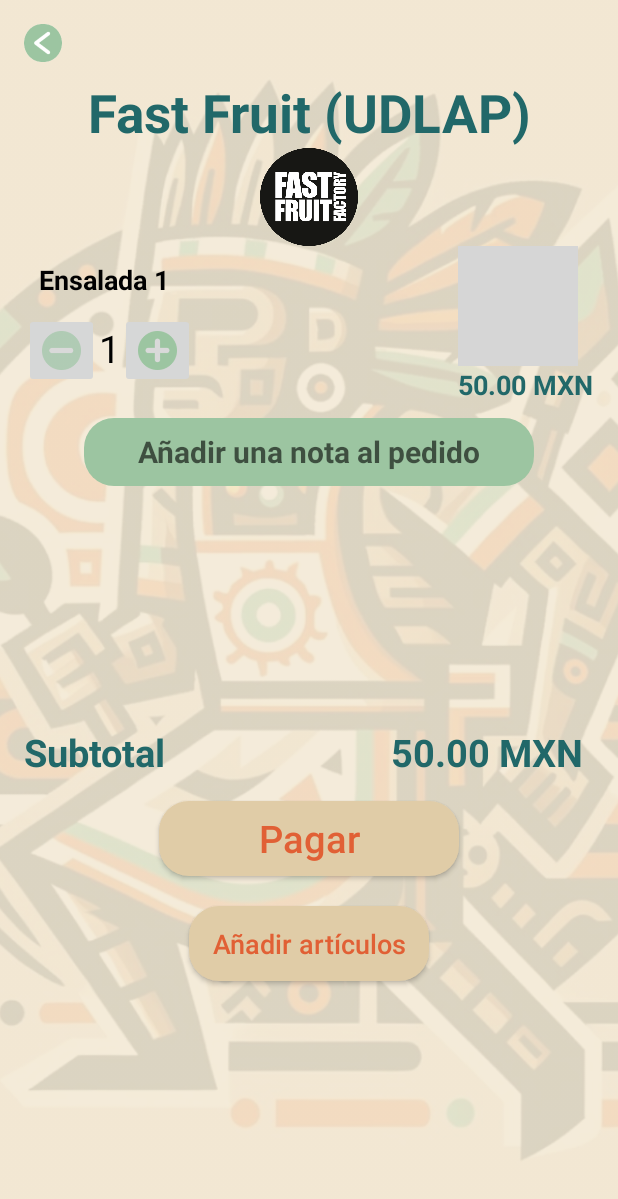
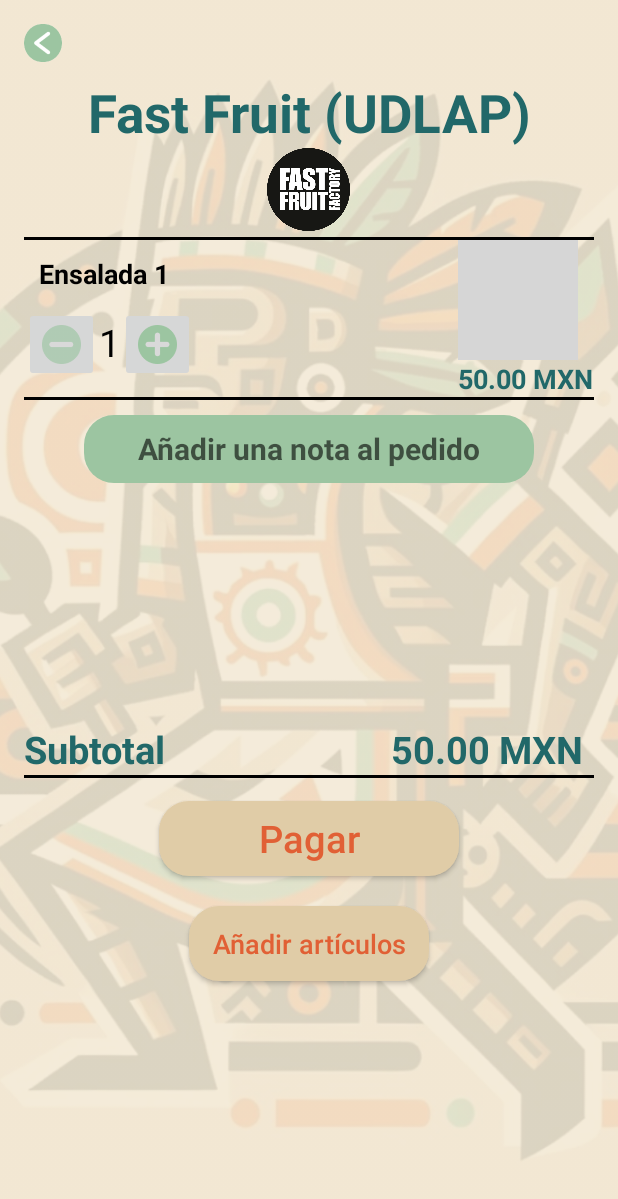
Before and after one commit to JuanCarlosSanchezB/IngDeSoftware, an Android app: the layout prepurchase.xml on its own in the app's theme, with its tools: preview values and no code run, on a phone screen of 412 x 824 dp. Shown: the top 1199 px of the screen. Run offline under Robolectric (Android 15) with nearby library versions, the phone set to English and light mode, and no system bars; grey boxes are pictures that could not be loaded.

Commit message:
Se actualizo el estilo de la pantalla de prepurchase

```diff
--- a/AztecasApp/app/src/main/res/layout/prepurchase.xml
+++ b/AztecasApp/app/src/main/res/layout/prepurchase.xml
@@ -46,17 +46,23 @@
             android:textStyle="bold" />
 
         <ImageView
-            android:layout_width="65dp"
-            android:layout_height="65dp"
+            android:layout_width="55dp"
+            android:layout_height="55dp"
             android:layout_gravity="center_horizontal"
+            android:layout_marginBottom="4dp"
 
             android:scaleType="centerCrop"
             android:src="@drawable/FFF" />
+        <View
+            android:layout_width="match_parent"
+            android:layout_height="2dp"
+            android:background="#000000" />
 
         <LinearLayout
             android:layout_width="match_parent"
             android:layout_height="wrap_content"
             android:orientation="horizontal">
+
 
             <LinearLayout
                 android:layout_width="0dp"
@@ -102,12 +108,14 @@
 
                 </LinearLayout>
 
+
             </LinearLayout>
 
             <LinearLayout
                 android:layout_width="wrap_content"
                 android:layout_height="wrap_content"
                 android:orientation="vertical">
+
 
                 <ImageView
                     android:layout_width="80dp"
@@ -123,10 +131,15 @@
                     android:textSize="18sp"
                     android:textStyle="bold" />
 
+
             </LinearLayout>
 
+
         </LinearLayout>
-
+        <View
+            android:layout_width="match_parent"
+            android:layout_height="2dp"
+            android:background="#000000" />
         <EditText
             android:layout_width="300dp"
             android:layout_height="45dp"
@@ -138,6 +151,8 @@
             android:textColor="#49A078"
             android:textSize="20dp"
             android:textStyle="bold"/>
+
+
 
         <LinearLayout
             android:layout_width="match_parent"
@@ -164,6 +179,10 @@
                 android:textStyle="bold" />
 
         </LinearLayout>
+        <View
+            android:layout_width="match_parent"
+            android:layout_height="2dp"
+            android:background="#000000" />
 
         <Button
             android:layout_width="200dp"
```
